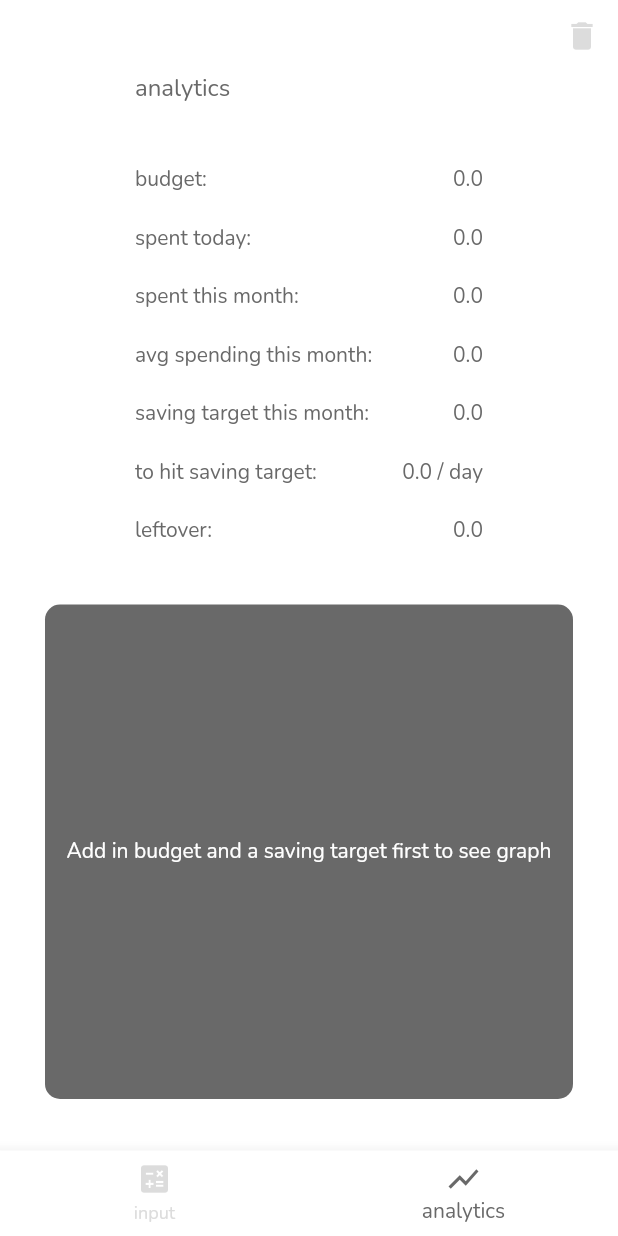
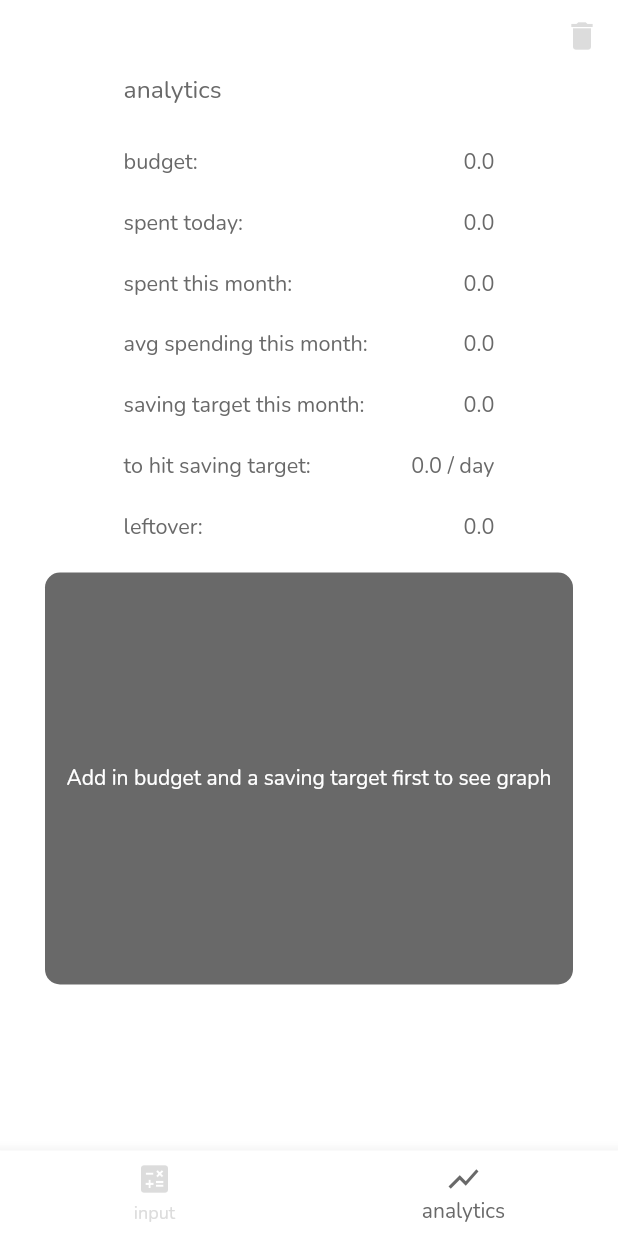
Before and after one commit to phantomcorn/Broked, a Flutter app: the screen it shows after launch, item 2 of the bottom bar chosen, on a phone screen of 412 x 824 dp. Run offline on Flutter 3.47's test engine with Material 2 defaults, Android fonts, the phone set to English and light mode, and no system bars; our stand-ins replace audioplayers, fl_chart, flutter_datetime_picker, google_fonts, sqflite; missing offline and left inert: animated_button; accounts and stored records are empty.

Commit message:
[IN PROGRESS] make widget scalable to different screen sizes

```diff
--- a/lib/Theme.dart
+++ b/lib/Theme.dart
@@ -19,8 +19,8 @@ class customTheme {
         style: TextButton.styleFrom(
           primary: MyApp.theme[MyApp.selectedTheme]!["dateButton"],
           textStyle: TextStyle(
-            fontSize: 30,
-            fontFamily: GoogleFonts.nunito().fontFamily
+            fontFamily: GoogleFonts.nunito().fontFamily,
+            color: MyApp.theme[MyApp.selectedTheme]!["text"]
           )
         )
       ),
--- a/lib/main.dart
+++ b/lib/main.dart
@@ -222,13 +222,13 @@ class _BrokeMain extends State<BrokeMain> with SingleTickerProviderStateMixin {
       child: Text(
         "BROKE!",
         style: TextStyle(
-            fontSize: 30,
+            fontSize: MediaQuery.of(context).size.width / 15,
             color: MyApp.theme[MyApp.selectedTheme]!["buttonText"]
         ),
       ),
       color: MyApp.theme[MyApp.selectedTheme]!["brokeButton"],
-      width: 350,
-      height: 100,
+      width: MediaQuery.of(context).size.width / 1.2,
+      height: MediaQuery.of(context).size.height / 8.5,
     );
   }
 
@@ -248,20 +248,27 @@ class _BrokeMain extends State<BrokeMain> with SingleTickerProviderStateMixin {
           }
         );
       },
-      child : Text("${DateFormat('dd MMM yyyy').format(_date)}")
+      child : Text(
+          "${DateFormat('dd MMM yyyy').format(_date)}",
+          style: TextStyle(
+            fontSize: MediaQuery.of(context).size.width / 15
+          ),
+      )
     );
   }
 
   @override
   Widget build(BuildContext context) {
-
+    double height = MediaQuery.of(context).size.height;
     return SafeArea(
       child : Scaffold(
-        body: Center(
+        body: SingleChildScrollView(
+          physics: ClampingScrollPhysics(),
           child : Column(
             children: <Widget> [
               Container(
-                margin: EdgeInsets.fromLTRB(20, 20, 20, 140),
+                height: height / 15,
+                margin: EdgeInsets.fromLTRB(20, 20, 20, height / 8),
                 child : Row(
                   children: [
                     Spacer(),
@@ -271,6 +278,8 @@ class _BrokeMain extends State<BrokeMain> with SingleTickerProviderStateMixin {
                 )
               ),
               Container(
+                width: MediaQuery.of(context).size.width / 2.5,
+                height : height / 16,
                 child : datePicker()
               ),
               InputAmount(
@@ -305,6 +314,8 @@ class _Analytics extends State<Analytics> {
 
   @override
   Widget build(BuildContext context) {
+    double width = MediaQuery.of(context).size.width;
+    double height = MediaQuery.of(context).size.height;
     return SafeArea(
       child: Scaffold(
         body: Center(
@@ -340,10 +351,10 @@ class _Analytics extends State<Analytics> {
                       Container(
                           child : Text("analytics",
                               style: TextStyle(
-                                  fontSize: 16
+                                  fontSize: width * 0.04
                               )
                           ),
-                          margin: EdgeInsets.only(bottom : 40)
+                          margin: EdgeInsets.only(bottom : height / 30)
                       ),
                       FutureBuilder(
                           future: SpentDatabase.instance.getBudgetByDate(_date),
@@ -353,13 +364,13 @@ class _Analytics extends State<Analytics> {
                                   children : [
                                     Text("budget: ",
                                         style: TextStyle(
-                                            fontSize: 14
+                                            fontSize: width * 0.035
                                         )
                                     ),
                                     Spacer(),
                                     Text("${snapshot.data!.toStringAsFixed(1)}",
                                         style: TextStyle(
-                                            fontSize: 14
+                                            fontSize: width * 0.035
                                         )
                                     )
                                   ]
@@ -367,14 +378,14 @@ class _Analytics extends State<Analytics> {
                             } else {
                               return Text("budget: ",
                                   style: TextStyle(
-                                      fontSize: 14,
+                                      fontSize: width * 0.035,
                                       color : MyApp.theme[MyApp.selectedTheme]!["text"]
                                   )
                               );
                             }
                           }
                       ),
-                      SizedBox(height: 20),
+                      SizedBox(height: height / 40),
                       FutureBuilder(
                           future: SpentDatabase.instance.getSpendingByDate(_date),
                           builder: (BuildContext context, AsyncSnapshot<double> snapshot) {
@@ -383,13 +394,13 @@ class _Analytics extends State<Analytics> {
                                   children : [
                                     Text("spent today: ",
                                         style: TextStyle(
-                                            fontSize: 14
+                                            fontSize: width * 0.035
                                         )
                                     ),
                                     Spacer(),
                                     Text("${snapshot.data!.toStringAsFixed(1)}",
                                         style: TextStyle(
-                                            fontSize: 14
+                                            fontSize: width * 0.035
                                         )
                                     )
                                   ]
@@ -397,13 +408,13 @@ class _Analytics extends State<Analytics> {
                             } else {
                               return Text("spent today: ",
                                   style: TextStyle(
-                                      fontSize: 14
+                                      fontSize: width * 0.035
                                   )
                               );
                             }
                           }
                       ),
-                      SizedBox(height: 20),
+                      SizedBox(height: height / 40),
                       FutureBuilder(
                           future: SpentDatabase.instance.getSpendingByDate(_date),
                           builder: (BuildContext context, AsyncSnapshot<double> snapshot) {
@@ -412,13 +423,13 @@ class _Analytics extends State<Analytics> {
                                   children : [
                                     Text("spent this month: ",
                                         style: TextStyle(
-                                            fontSize: 14
+                                            fontSize: width * 0.035
                                         )
                                     ),
                                     Spacer(),
                                     Text("${snapshot.data!.toStringAsFixed(1)}",
                                         style: TextStyle(
-                                            fontSize: 14
+                                            fontSize: width * 0.035
                                         )
                                     )
                                   ]
@@ -426,13 +437,13 @@ class _Analytics extends State<Analytics> {
                             } else {
                               return Text("spent this month: ",
                                   style: TextStyle(
-                                      fontSize: 14
+                                      fontSize: width * 0.035
                                   )
                               );
                             }
                           }
                       ),
-                      SizedBox(height: 20),
+                      SizedBox(height: height / 40),
                       FutureBuilder(
                           future: SpentDatabase.instance.getAvgSpending(_date),
                           builder: (BuildContext context, AsyncSnapshot<double> snapshot) {
@@ -441,13 +452,13 @@ class _Analytics extends State<Analytics> {
                                   children : [
                                     Text("avg spending this month: ",
                                         style: TextStyle(
-                                            fontSize: 14
+                                            fontSize: width * 0.035
                                         )
                                     ),
                                     Spacer(),
                                     Text("${snapshot.data!.toStringAsFixed(1)}",
                                         style: TextStyle(
-                                            fontSize: 14
+                                            fontSize: width * 0.035
                                         )
                                     )
                                   ]
@@ -455,13 +466,13 @@ class _Analytics extends State<Analytics> {
                             } else {
                               return Text("avg spending this month: ",
                                   style: TextStyle(
-                                      fontSize: 14
+                                      fontSize: width * 0.035
                                   )
                               );
                             }
                           }
                       ),
-                      SizedBox(height: 20),
+                      SizedBox(height: height / 40),
                       FutureBuilder(
                           future: SpentDatabase.instance.getTargetByDate(_date),
                           builder: (BuildContext context, AsyncSnapshot<double> snapshot) {
@@ -470,13 +481,13 @@ class _Analytics extends State<Analytics> {
                                   children : [
                                     Text("saving target this month: ",
                                         style: TextStyle(
-                                            fontSize: 14
+                                            fontSize: width * 0.035
                                         )
                                     ),
                                     Spacer(),
                                     Text("${snapshot.data!.toStringAsFixed(1)}",
                                         style: TextStyle(
-                                            fontSize: 14
+                                            fontSize: width * 0.035
                                         )
                                     )
                                   ]
@@ -484,13 +495,13 @@ class _Analytics extends State<Analytics> {
                             } else {
                               return Text("saving target this month: ",
                                   style: TextStyle(
-                                      fontSize: 14
+                                      fontSize: width * 0.035
                                   )
                               );
                             }
                           }
                       ),
-                      SizedBox(height: 20),
+                      SizedBox(height: height / 40),
                       FutureBuilder(
                           future: SpentDatabase.instance.getSpendingPerDayToHitTarget(_date),
                           builder: (BuildContext context, AsyncSnapshot<double> snapshot) {
@@ -499,13 +510,13 @@ class _Analytics extends State<Analytics> {
                                   children : [
                                     Text("to hit saving target: ",
                                         style: TextStyle(
-                                            fontSize: 14
+                                            fontSize: width * 0.035
                                         )
                                     ),
                                     Spacer(),
                                     Text("${snapshot.data!.toStringAsFixed(1)} / day",
                                         style: TextStyle(
-                                            fontSize: 14
+                                            fontSize: width * 0.035
                                         )
                                     )
                                   ]
@@ -513,13 +524,13 @@ class _Analytics extends State<Analytics> {
                             } else {
                               return Text("to hit saving target: ",
                                   style: TextStyle(
-                                      fontSize: 14
+                                      fontSize: width * 0.035
                                   )
                               );
                             }
                           }
                       ),
-                      SizedBox(height: 20),
+                      SizedBox(height: height / 40),
                       FutureBuilder(
                           future: SpentDatabase.instance.getOverUnderSpent(_date),
                           builder: (BuildContext context, AsyncSnapshot<double> snapshot) {
@@ -528,7 +539,7 @@ class _Analytics extends State<Analytics> {
                                 children: [
                                   Text("leftover: ",
                                       style: TextStyle(
-                                          fontSize: 14
+                                          fontSize: width * 0.035
                                       )
                                   ),
                                   Spacer(),
@@ -538,7 +549,8 @@ class _Analytics extends State<Analytics> {
                                         Color.fromRGBO(50, 205, 50, 1)
                                           : (snapshot.data! < 0) ?
                                         Color.fromRGBO(221, 0, 4, 1)
-                                          : MyApp.theme[MyApp.selectedTheme]!["text"]
+                                          : MyApp.theme[MyApp.selectedTheme]!["text"],
+                                      fontSize: width * 0.035
                                     )
                                   )
                                 ],
@@ -548,17 +560,17 @@ class _Analytics extends State<Analytics> {
                                   "leftover: ",
                                   style: TextStyle(
                                       color: MyApp.theme[MyApp.selectedTheme]!["text"],
-                                      fontSize: 14
+                                      fontSize: width * 0.035
                                   )
                               );
                             }
                           }
                       ),
-                      SizedBox(height : 40),
+                      SizedBox(height : height / 40),
                     ],
                     crossAxisAlignment: CrossAxisAlignment.start,
                   ),
-                  margin: EdgeInsets.only(left : 90, right : 90)
+                  margin: EdgeInsets.only(left : width / 5, right : width / 5)
                 ),
                 FutureBuilder(
                     future : Future.wait([
@@ -576,8 +588,8 @@ class _Analytics extends State<Analytics> {
                                     color: MyApp.theme[MyApp.selectedTheme]!["text"],
                                     borderRadius: BorderRadius.circular(10)
                                 ),
-                              width: MediaQuery.of(context).size.width,
-                              height: MediaQuery.of(context).size.height / 2.5,
+                                width: MediaQuery.of(context).size.width / 1.1,
+                                height: MediaQuery.of(context).size.height / 3,
                                 child: Align(
                                   alignment: Alignment.center,
                                   child : Text("Add in budget and a saving target first to see graph",
@@ -597,8 +609,8 @@ class _Analytics extends State<Analytics> {
                                     ),
                                     borderRadius: BorderRadius.circular(18)
                                 ),
-                              width: MediaQuery.of(context).size.width,
-                              height: MediaQuery.of(context).size.height / 2.5,
+                                width: MediaQuery.of(context).size.width / 1.1,
+                                height: MediaQuery.of(context).size.height / 3,
                                 child: lineChart(spents, spendPerDay)
                           );
                         }
@@ -857,7 +869,8 @@ class InputAmount extends StatelessWidget {
     ).animate(controller);
 
 
-  Widget inputAmount() {
+  Widget inputAmount(context) {
+    double textSize = MediaQuery.of(context).size.width / 16;
     return TextFormField(
         controller: amountController,
         keyboardType: TextInputType.numberWithOptions(
@@ -873,14 +886,14 @@ class InputAmount extends StatelessWidget {
         decoration: InputDecoration(
             hintText: 'Amount (1 D.P)',
             hintStyle: TextStyle(
-                color: MyApp.theme[MyApp.selectedTheme]!["hintText"]
+                color: MyApp.theme[MyApp.selectedTheme]!["hintText"],
+                fontSize: textSize
             ),
             border: InputBorder.none,
-            contentPadding: EdgeInsets.symmetric(
-                vertical: 20.0, horizontal: 10.0)
+
         ),
         style: TextStyle(
-            fontSize: 30,
+            fontSize: textSize,
             color: MyApp.theme[MyApp.selectedTheme]!["text"]
         ),
     );
@@ -892,13 +905,15 @@ class InputAmount extends StatelessWidget {
         animation : controller,
         builder : (context, child) {
           return Container(
-            width: 300,
+            width: MediaQuery.of(context).size.width / 1.4,
+            height: MediaQuery.of(context).size.height / 11,
             margin: EdgeInsets.only(
                 bottom: 50,
                 top: 30,
                 left: _offsetAnimation.value + 30.0,
                 right: 30.0 - _offsetAnimation.value
             ),
+            padding: EdgeInsets.symmetric(horizontal: 10, vertical: 15),
             decoration: BoxDecoration(
                 border: Border.all(
                     color: _colorAnimation.value,
@@ -909,7 +924,7 @@ class InputAmount extends StatelessWidget {
             child: child
           );
         },
-        child: inputAmount(),
+        child: inputAmount(context),
     );
   }
 }
```
Lines whose indentation alone changed are shown as unchanged.
